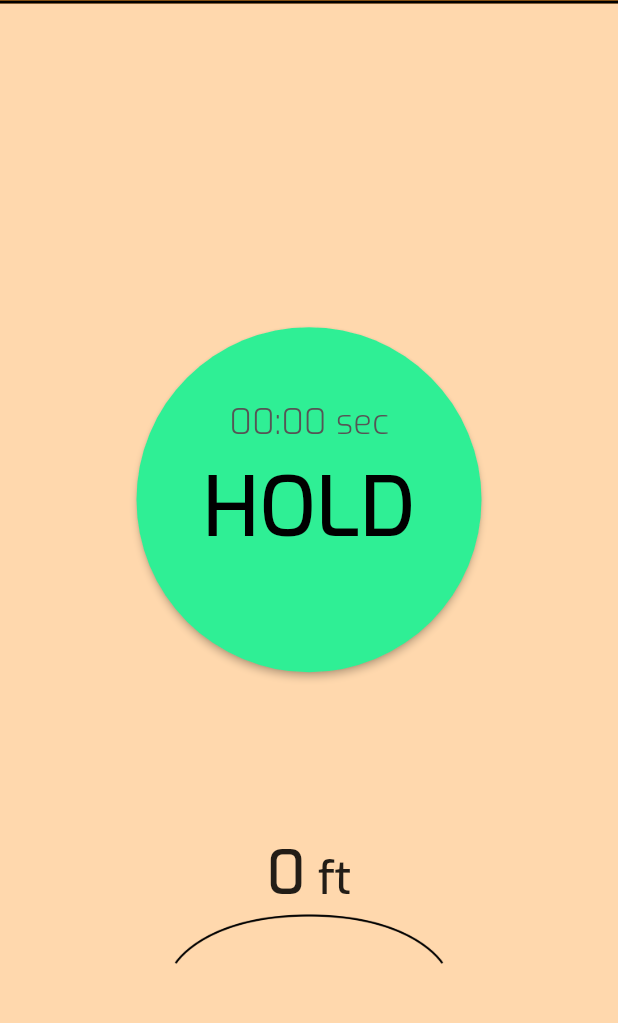
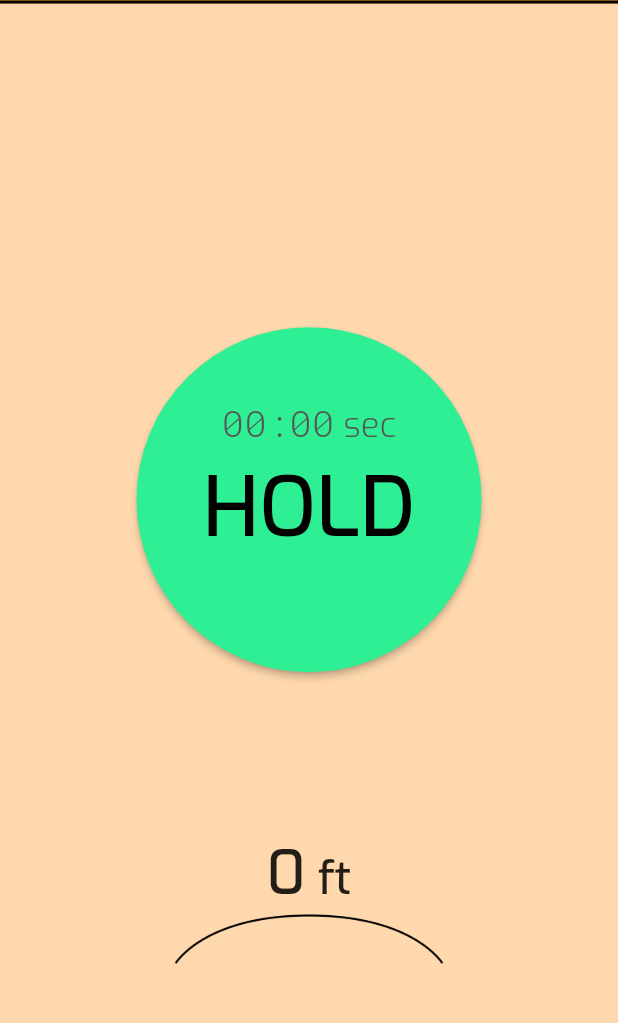
Before and after one commit to JaredTeter/height_finder, a Flutter app: the screen it shows after launch, on a phone screen of 412 x 824 dp, the part 109-1132 px from its top. Run offline on Flutter 3.47's test engine with Material 2 defaults, Android fonts, the light colour scheme and no system bars.

Commit message:
changed stopwatch font to be monospaced

```diff
--- a/lib/button.dart
+++ b/lib/button.dart
@@ -15,14 +15,30 @@ Widget timeButton(int seconds, int centiseconds) {
       mainAxisAlignment: MainAxisAlignment.start,
       children: [
         Padding(
-          padding: const EdgeInsets.only(top: 48.0, bottom: 5.0),
+          padding: const EdgeInsets.only(top: 47.0, bottom: 0.0),
+          child: Row(
+            mainAxisAlignment: MainAxisAlignment.center,
+            children: [
+              Padding(
+                padding: const EdgeInsets.only(bottom: 4.0),
                 child: Text(
-            "$displaySeconds:$displayCentiseconds sec",
+                  "$displaySeconds:$displayCentiseconds",
                   style: const TextStyle(
+                    fontSize: 25.0,
+                    fontFamily: 'RobotoMono',
+                    color: Color(0xff555555),
+                  ),
+                ),
+              ),
+              const Text(
+                " sec",
+                style: TextStyle(
                   fontSize: 23.0,
                   fontWeight: FontWeight.w300,
                   color: Color(0xff555555),
                 ),
+              ),
+            ],
           ),
         ),
         const Text(
```
Lines whose indentation alone changed are shown as unchanged.
